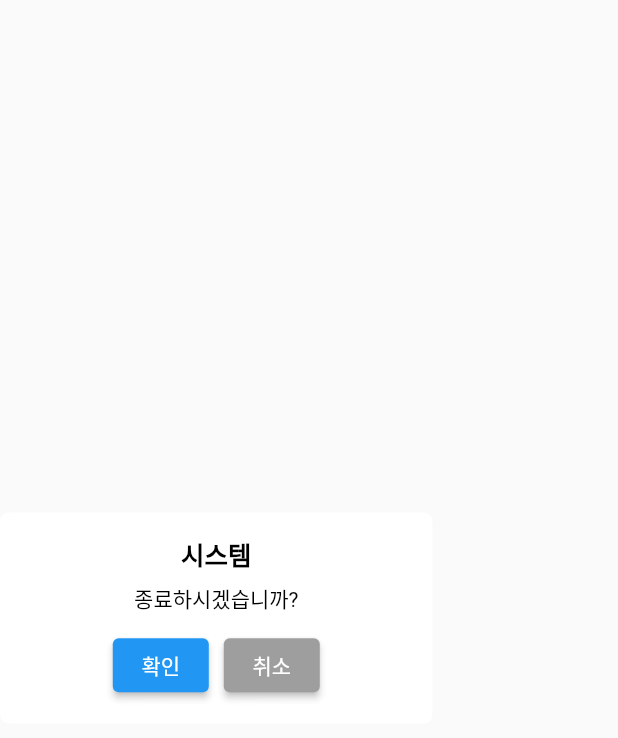
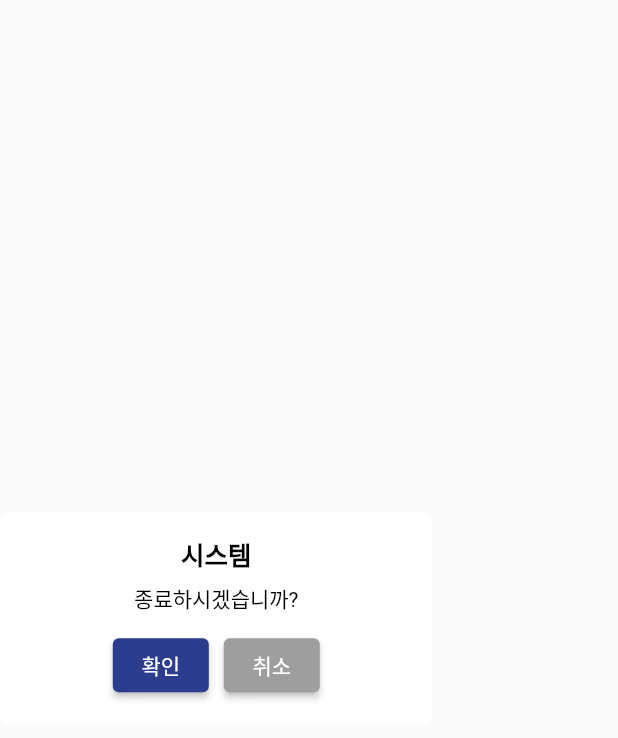
Before and after one commit to GDSC-MemoryBeat/MemoryBeat-FE, a Flutter app: the MessagePopup widget shown alone on an empty page, opened directly, on a phone screen of 412 x 824 dp. Shown: the top 738 px of the screen. Run offline on Flutter 3.47's test engine with Material 2 defaults, Android fonts, the phone set to English and light mode, and no system bars; our stand-ins replace cached_network_image, expandable_text, get; network calls fail.

Commit message:
홈화면 ui 구현

```diff
--- a/lib/src/components/image_data.dart
+++ b/lib/src/components/image_data.dart
@@ -27,6 +27,7 @@ class IconsPath {
   static String get activeOff => 'assets/images/bottom_nav_active_off_icon.jpg';
   static String get activeOn => 'assets/images/bottom_nav_active_on_icon.jpg';
   static String get logo => 'assets/images/logo.jpg';
+  static String get mylogo => 'assets/images/catchpett.jpg';
   static String get directMessage => 'assets/images/direct_msg_icon.jpg';
   static String get plusIcon => 'assets/images/plus_icon.png';
   static String get postMoreIcon => 'assets/images/more_icon.jpg';
--- a/lib/src/components/message_popup.dart
+++ b/lib/src/components/message_popup.dart
@@ -15,54 +15,7 @@ class MessagePopup extends StatelessWidget {
     this.cancelCallback
   }) : super(key: key);
 
-/*
-@override
-Widget build(BuildContext context){
-  return Material(
-    color: Colors.transparent,
-    child: Column(
-      mainAxisAlignment: MainAxisAlignment.center,
-      children: [
-        ClipRRect(
-          borderRadius: BorderRadius.circular(6),
-        Container(
-          color:Colors.white,
-          padding:const EdgeInsets.symmetric(horizontal:40 ,vertical:15 ),
-          width: Get.width *0.7,
-          child:Column(
-            children: [
-              Text(
-                title!,
-                style: const TextStyle(
-                fontWeight: FontWeight.bold,
-                fontSize: 17,
-                color: Colors.black,
-                ),
-              ),
-              const SizedBox(height: 7),//간격만들어줌
-              Text(
-                message!,
-                style: const TextStyle(
-                  fontSize:14,
-                  color: Colors.black,
-                )
-              ),
-              const SizedBox(height: 10),//간격만들어줌
-              Row(
-                mainAxisAlignment: MainAxisAlignment.center,
-              children: [
-                ElevatedButton(onPressed: okCallback,child: Text('확인')),
-                const SizedBox(width: 10),
-                ElevatedButton(onPressed: cancelCallback,child: Text('취소'),style: ElevatedButton.styleFrom(backgroundColor: Colors.grey),)
-              ],
-              ),
-            ],
-          ),
-        ),),],),
-}
-}
 
-*/
 
 @override
 Widget build(BuildContext context) {
@@ -102,6 +55,8 @@ Widget build(BuildContext context) {
                     ElevatedButton(
                       onPressed: okCallback,
                       child: Text('확인'),
+                      style: ElevatedButton.styleFrom(
+                        backgroundColor: Color.fromARGB(255, 44, 60, 143),),
                     ),
                     const SizedBox(width: 10),
                     ElevatedButton(
--- a/pubspec.yaml
+++ b/pubspec.yaml
@@ -36,6 +36,8 @@ dependencies:
   # Use with the CupertinoIcons class for iOS style icons.
   cupertino_icons: ^1.0.2
   get: ^4.6.6
+  cached_network_image: ^3.3.0
+  expandable_text: ^2.3.0
 
 dev_dependencies:
   flutter_test:
```
Also changed, not shown: lib/src/app.dart (+19 -5 lines), lib/src/components/avatar_widget.dart (added, +88 -0 lines), lib/src/components/post_widget.dart (added, +130 -0 lines), lib/src/pages/home.dart (added, +30 -0 lines), assets/images/catchpet.jpg (added), assets/images/catchpett.jpg (added), pubspec.lock.
